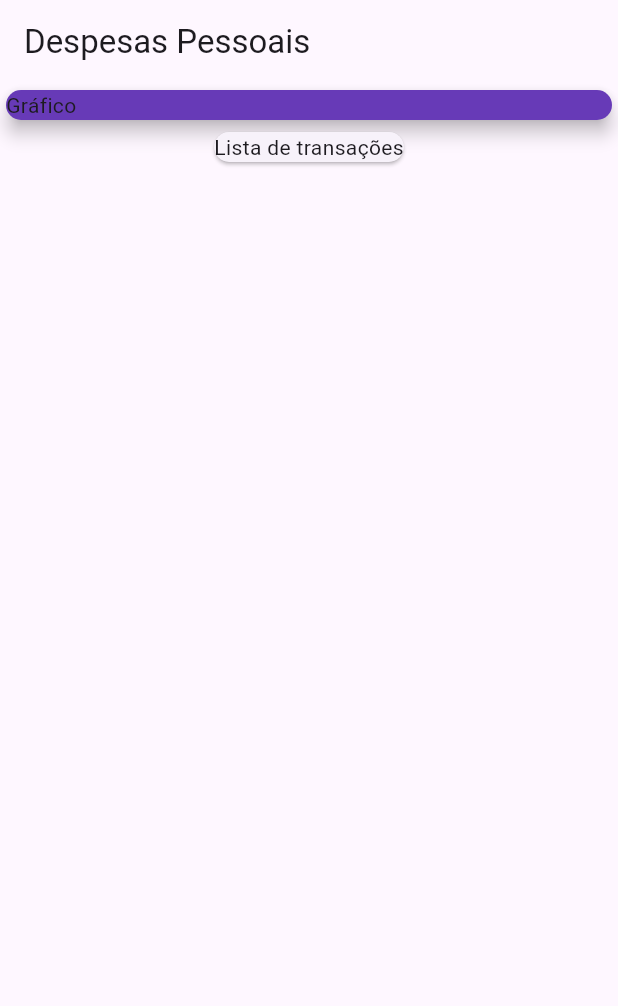
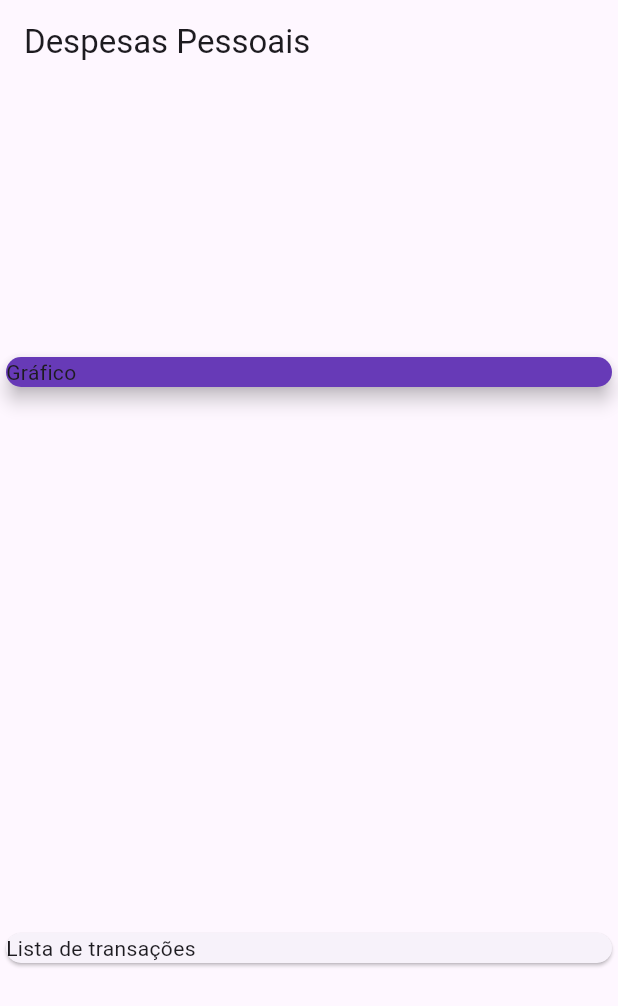
Before and after one commit to gabibecker/DespesasPessoais, a Flutter app: the screen it shows after launch, on a phone screen of 412 x 824 dp. Shown: the top 1006 px of the screen. Run offline on Flutter 3.47's test engine with Material 3 defaults, Android fonts, the phone set to English and light mode, and no system bars.

```diff
--- a/expenses/lib/main.dart
+++ b/expenses/lib/main.dart
@@ -1,4 +1,5 @@
 import 'package:flutter/material.dart';
+import './models/Transaction.dart';
 
 main() => runApp(ExpensesApp());
 
@@ -10,6 +11,18 @@ class ExpensesApp extends StatelessWidget {
 }
 
 class MyHomePage extends StatelessWidget {
+  final _transaction = [ Transaction(
+    id: 't1',
+    title: 'Novo Tênis de Corrida',
+    value: 310.76,
+    date: DateTime.now()),
+    Transaction(
+    id: 't2',
+    title: 'Conta de luz',
+    value: 86.76,
+    date: DateTime.now()),
+    ];
+
   @override
   Widget build(BuildContext context) {
     return Scaffold(
@@ -17,6 +30,8 @@ class MyHomePage extends StatelessWidget {
         title: Text('Despesas Pessoais'),
       ),
       body: Column(
+        mainAxisAlignment: MainAxisAlignment.spaceAround,
+        crossAxisAlignment: CrossAxisAlignment.stretch,
         children: <Widget>[
         Container(
           width: double.infinity,
--- /dev/null
+++ b/expenses/lib/models/Transaction.dart
@@ -0,0 +1,13 @@
+class Transaction {
+  final String id;
+  final String title;
+  final double value;
+  final DateTime date;
+
+  Transaction({
+    required this.id,
+    required this.title,
+    required this.value,
+    required this.date,
+  });
+}
```
